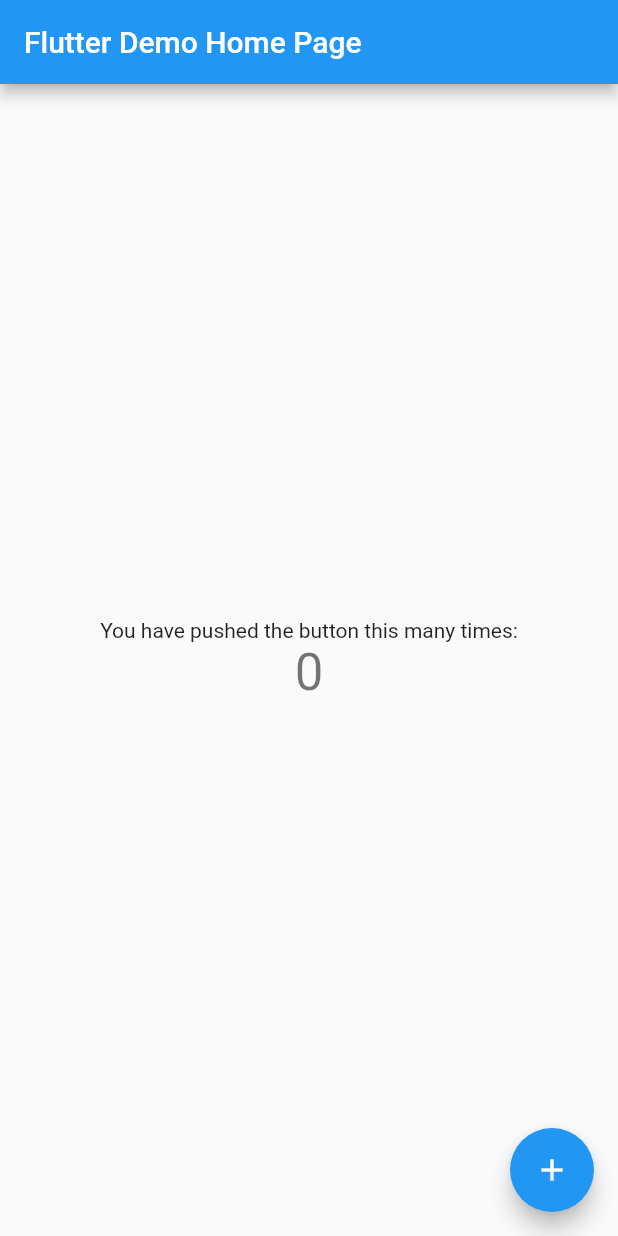
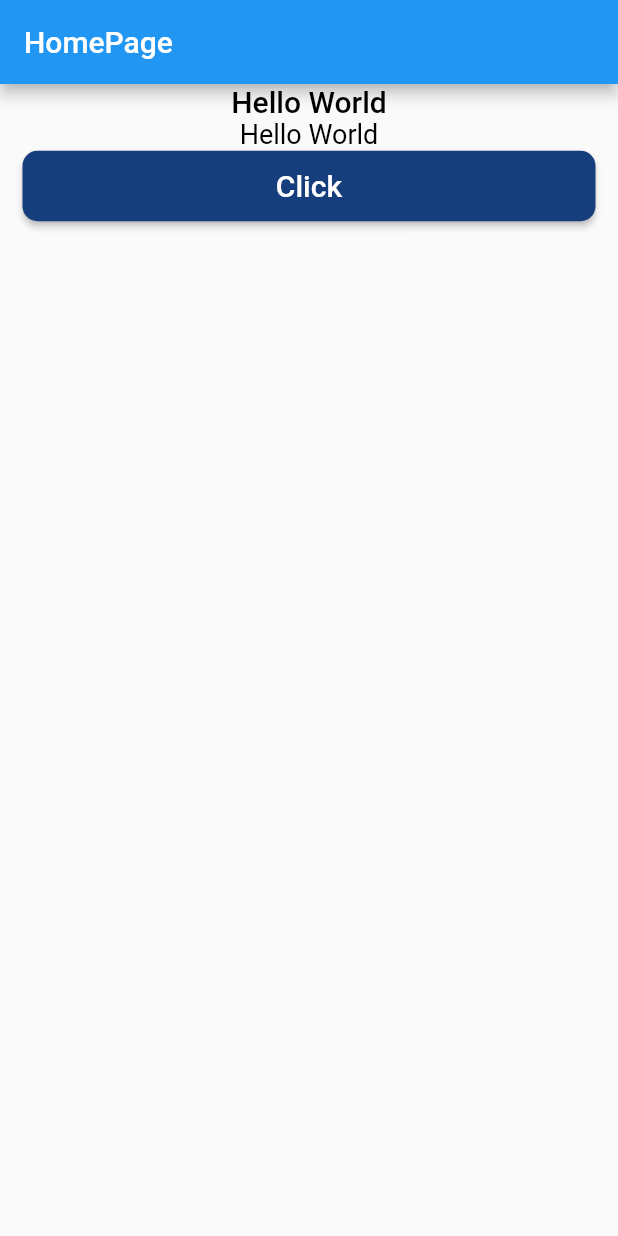
Before and after one commit to JAY-THAKKAR8/MedQuiz, a Flutter app: the screen it shows after launch, on a phone screen of 412 x 824 dp. Run offline on Flutter 3.47's test engine with Material 2 defaults, Android fonts, the phone set to English and light mode, and no system bars.

Commit message:
add common widgets

```diff
--- a/medQuiz/lib/main.dart
+++ b/medQuiz/lib/main.dart
@@ -1,4 +1,7 @@
 import 'package:flutter/material.dart';
+import 'package:medquiz/utils/theme/medQuiz_colors.dart';
+import 'package:medquiz/utils/theme/medQuiz_style.dart';
+import 'package:medquiz/utils/widgets/commonButtonWidget.dart';
 
 void main() {
   runApp(const MyApp());
@@ -13,103 +16,30 @@
     return MaterialApp(
       title: 'Flutter Demo',
       theme: ThemeData(
-        // This is the theme of your application.
-        //
-        // Try running your application with "flutter run". You'll see the
-        // application has a blue toolbar. Then, without quitting the app, try
-        // changing the primarySwatch below to Colors.green and then invoke
-        // "hot reload" (press "r" in the console where you ran "flutter run",
-        // or simply save your changes to "hot reload" in a Flutter IDE).
-        // Notice that the counter didn't reset back to zero; the application
-        // is not restarted.
         primarySwatch: Colors.blue,
       ),
-      home: const MyHomePage(title: 'Flutter Demo Home Page'),
+      home: const MyHomePage(),
     );
   }
 }
-
-class MyHomePage extends StatefulWidget {
-  const MyHomePage({Key? key, required this.title}) : super(key: key);
-
-  // This widget is the home page of your application. It is stateful, meaning
-  // that it has a State object (defined below) that contains fields that affect
-  // how it looks.
-
-  // This class is the configuration for the state. It holds the values (in this
-  // case the title) provided by the parent (in this case the App widget) and
-  // used by the build method of the State. Fields in a Widget subclass are
-  // always marked "final".
-
-  final String title;
-
-  @override
-  State<MyHomePage> createState() => _MyHomePageState();
-}
-
-class _MyHomePageState extends State<MyHomePage> {
-  int _counter = 0;
-
-  void _incrementCounter() {
-    setState(() {
-      // This call to setState tells the Flutter framework that something has
-      // changed in this State, which causes it to rerun the build method below
-      // so that the display can reflect the updated values. If we changed
-      // _counter without calling setState(), then the build method would not be
-      // called again, and so nothing would appear to happen.
-      _counter++;
-    });
-  }
+class MyHomePage extends StatelessWidget {
+  const MyHomePage({Key? key}) : super(key: key);
 
   @override
   Widget build(BuildContext context) {
-    // This method is rerun every time setState is called, for instance as done
-    // by the _incrementCounter method above.
-    //
-    // The Flutter framework has been optimized to make rerunning build methods
-    // fast, so that you can just rebuild anything that needs updating rather
-    // than having to individually change instances of widgets.
     return Scaffold(
       appBar: AppBar(
-        // Here we take the value from the MyHomePage object that was created by
-        // the App.build method, and use it to set our appbar title.
-        title: Text(widget.title),
+        title: Text("HomePage",style: AppTextStyles.appbarTextStyle,),
       ),
       body: Center(
-        // Center is a layout widget. It takes a single child and positions it
-        // in the middle of the parent.
         child: Column(
-          // Column is also a layout widget. It takes a list of children and
-          // arranges them vertically. By default, it sizes itself to fit its
-          // children horizontally, and tries to be as tall as its parent.
-          //
-          // Invoke "debug painting" (press "p" in the console, choose the
-          // "Toggle Debug Paint" action from the Flutter Inspector in Android
-          // Studio, or the "Toggle Debug Paint" command in Visual Studio Code)
-          // to see the wireframe for each widget.
-          //
-          // Column has various properties to control how it sizes itself and
-          // how it positions its children. Here we use mainAxisAlignment to
-          // center the children vertically; the main axis here is the vertical
-          // axis because Columns are vertical (the cross axis would be
-          // horizontal).
-          mainAxisAlignment: MainAxisAlignment.center,
-          children: <Widget>[
-            const Text(
-              'You have pushed the button this many times:',
-            ),
-            Text(
-              '$_counter',
-              style: Theme.of(context).textTheme.headline4,
-            ),
+          children: [
+            Text("Hello World",style: AppTextStyles.headingTextStyle),
+            Text("Hello World",style: AppTextStyles.normalTextTextStyle),
+            CommonButtonWidget(buttonText: "Click",onTap: (){},buttonColor: MedQuizColors.darkBlueColor),
           ],
         ),
       ),
-      floatingActionButton: FloatingActionButton(
-        onPressed: _incrementCounter,
-        tooltip: 'Increment',
-        child: const Icon(Icons.add),
-      ), // This trailing comma makes auto-formatting nicer for build methods.
     );
   }
 }
--- /dev/null
+++ b/medQuiz/lib/utils/constants/string_constants.dart
@@ -0,0 +1,3 @@
+class StringConstants{
+    static String appName = "MedQuiz";
+}
--- /dev/null
+++ b/medQuiz/lib/utils/theme/medQuiz_colors.dart
@@ -0,0 +1,21 @@
+import 'dart:ui';
+
+class MedQuizColors{
+  static const whiteColor =Color(0xFFFFFFFF);
+  static const blackColor = Color(0xFF000000);
+  static const darkBlueColor = Color(0xFF163e7c);
+  static const lightBlueColor = Color(0xFF3161B6);
+  static const borderGray = Color(0xffd9e2e4);
+  static const grayColor = Color(0xff808080);
+  static const color0gray = Color(0xFFF0F0F0);
+  static const color10gray = Color(0xFFEFEFEF);
+  static const color30gray = Color(0xFFCACACA);
+  static const color50gray = Color(0xFFA0A0A0);
+  static const color70gray = Color(0xFF727272);
+  static const color90gray = Color(0xFF3E3E39);
+  static const pinkColor = Color(0xffff8b8b);
+  static const greenColor = Color(0xff73be00);
+  static const yellowColor = Color(0xffffd310);
+
+
+}
--- /dev/null
+++ b/medQuiz/lib/utils/theme/medQuiz_style.dart
@@ -0,0 +1,30 @@
+import 'package:flutter/material.dart';
+import 'package:medquiz/utils/theme/medQuiz_colors.dart';
+
+class AppTextStyles {
+
+  static const appbarTextStyle = TextStyle(
+      fontSize: 20,
+      color: MedQuizColors.whiteColor,
+      );
+
+  static const normalTextTextStyle = TextStyle(
+      fontSize: 18,
+      color: MedQuizColors.blackColor,
+      fontWeight: FontWeight.w400
+  );
+
+  static const subtextTextStyle = TextStyle(
+      fontSize: 16,
+      color: MedQuizColors.blackColor,
+  );
+
+  static const headingTextStyle = TextStyle(
+      fontSize: 20,
+      color: MedQuizColors.blackColor,
+      fontWeight: FontWeight.w500
+  );
+
+
+
+}
--- /dev/null
+++ b/medQuiz/lib/utils/widgets/commonButtonWidget.dart
@@ -0,0 +1,31 @@
+import 'package:flutter/material.dart';
+import 'package:medquiz/utils/theme/medQuiz_colors.dart';
+import 'package:medquiz/utils/theme/medQuiz_style.dart';
+
+class CommonButtonWidget extends StatelessWidget {
+  CommonButtonWidget({Key? key, this.onTap,required this.buttonText,required this.buttonColor}) : super(key: key);
+  final VoidCallback? onTap;
+  String buttonText;
+  Color buttonColor;
+  @override
+  Widget build(BuildContext context) {
+    final size = MediaQuery.of(context).size;
+    return Padding(
+      padding: const EdgeInsets.symmetric(horizontal: 15),
+      child: SizedBox(
+        width: size.width,
+        child: ElevatedButton(
+          onPressed: onTap,
+          style: ElevatedButton.styleFrom(
+            primary: buttonColor,
+            padding: const EdgeInsets.symmetric(vertical: 12),
+            shape: RoundedRectangleBorder(
+              borderRadius: BorderRadius.circular(10),
+            ),
+          ),
+            child: Text(buttonText,style: AppTextStyles.appbarTextStyle),
+        ),
+      ),
+    );
+  }
+}
```
Also changed, not shown: medQuiz/lib/utils/constants/image_path.dart (added).
